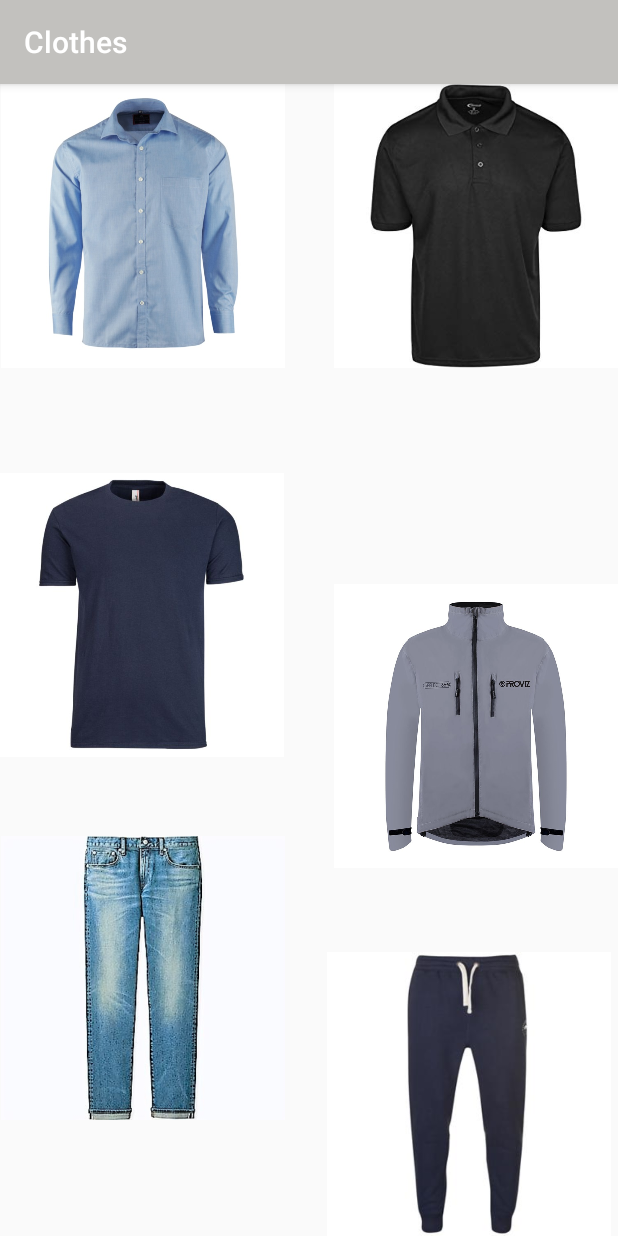
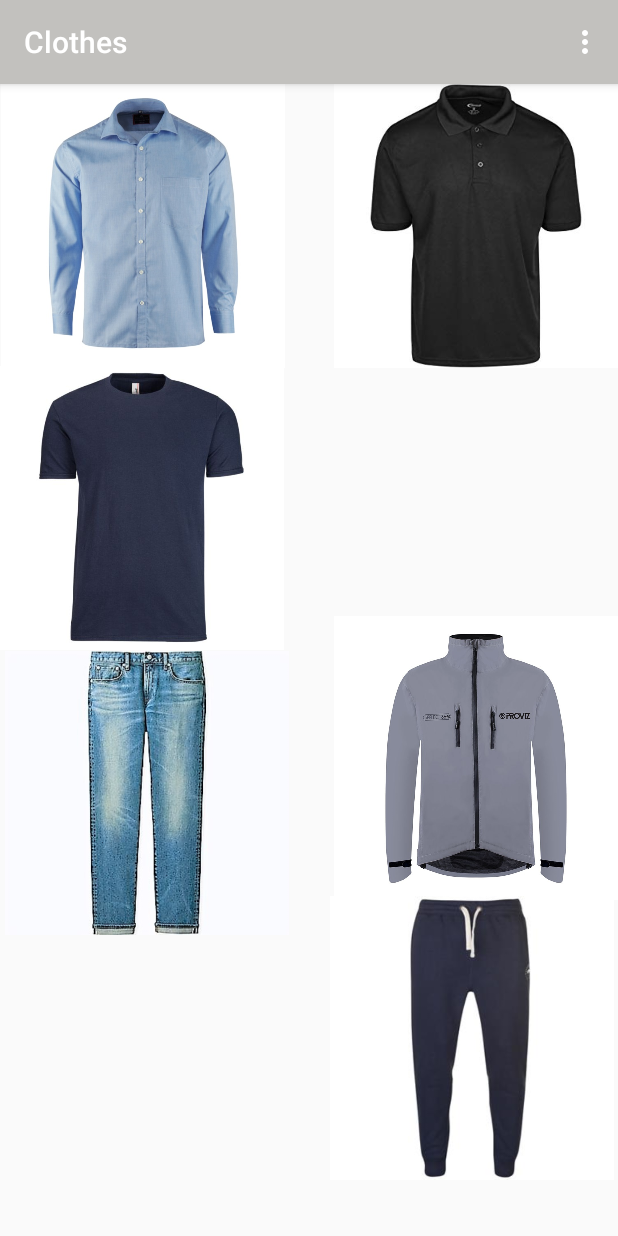
Before and after one commit to LongDarragh/MobileApp-Development-Coursework, an Android app: the mainPage screen opened directly, with no data from a screen before it, on a phone screen of 412 x 824 dp. Run offline under Robolectric (Android 15) with nearby library versions, the phone set to English and light mode, and no system bars.

Commit message:
Set up for the option menu

```diff
--- a/app/build.gradle
+++ b/app/build.gradle
@@ -27,4 +27,5 @@ dependencies {
     androidTestImplementation 'com.android.support.test.espresso:espresso-core:3.0.2'
     implementation 'com.android.support:design:28.0.0'
     implementation 'com.android.support:gridlayout-v7:28.0.0'
+    implementation 'com.android.support:recyclerview-v7:28.0.0'
 }
--- a/app/src/main/java/com/example/cursework/MainActivity.java
+++ b/app/src/main/java/com/example/cursework/MainActivity.java
@@ -4,7 +4,7 @@ import android.support.v7.app.AppCompatActivity;
 import android.os.Bundle;
 import android.content.Intent;
 import android.view.View;
-import android.widget.Button;
+
 
 public class MainActivity extends AppCompatActivity {
 
@@ -14,7 +14,7 @@ public class MainActivity extends AppCompatActivity {
         setContentView(R.layout.activity_main);
     }
 
-
+//A button which go to the loginPage
     public void WelcomeTradeApp(View view) {
 
         Intent intent = new Intent(this, loginPage.class);
--- a/app/src/main/java/com/example/cursework/loginPage.java
+++ b/app/src/main/java/com/example/cursework/loginPage.java
@@ -15,12 +15,15 @@ public class loginPage extends AppCompatActivity {
         defineButtons();
     }
 
+//    To define different button on loginPage.
     public void defineButtons()
     {
         findViewById(R.id.login).setOnClickListener(buttonClickListener);
         findViewById(R.id.Register).setOnClickListener(buttonClickListener);
     }
 
+//    A switch statement can pass though the different button
+//    to different activity.
     private View.OnClickListener buttonClickListener = new View.OnClickListener() {
         @Override
         public void onClick(View view) {
--- a/app/src/main/res/layout/main_page.xml
+++ b/app/src/main/res/layout/main_page.xml
@@ -1,5 +1,6 @@
 <?xml version="1.0" encoding="utf-8"?>
 <RelativeLayout xmlns:android="http://schemas.android.com/apk/res/android"
+    xmlns:app="http://schemas.android.com/apk/res-auto"
     xmlns:tools="http://schemas.android.com/tools"
     android:layout_width="match_parent"
     android:layout_height="match_parent"
@@ -36,7 +37,7 @@
         android:layout_alignParentStart="true"
         android:layout_alignParentTop="true"
         android:layout_marginStart="0dp"
-        android:layout_marginTop="259dp"
+        android:layout_marginTop="188dp"
         android:background="@drawable/tshirts1"
         android:baselineAligned="false"
         android:text="T-Shirts" />
@@ -47,7 +48,7 @@
         android:layout_height="189dp"
         android:layout_alignParentBottom="true"
         android:layout_marginStart="33dp"
-        android:layout_marginBottom="245dp"
+        android:layout_marginBottom="224dp"
         android:layout_toEndOf="@+id/button5"
         android:background="@drawable/jacket1"
         android:baselineAligned="false"
@@ -59,8 +60,8 @@
         android:layout_height="189dp"
         android:layout_alignParentTop="true"
         android:layout_alignParentEnd="true"
-        android:layout_marginTop="501dp"
-        android:layout_marginEnd="222dp"
+        android:layout_marginTop="378dp"
+        android:layout_marginEnd="219dp"
         android:background="@drawable/jeans1"
         android:baselineAligned="false"
         android:text="Jeans" />
@@ -71,12 +72,11 @@
         android:layout_height="189dp"
         android:layout_alignParentStart="true"
         android:layout_alignParentBottom="true"
-        android:layout_marginStart="218dp"
-        android:layout_marginBottom="0dp"
+        android:layout_marginStart="220dp"
+        android:layout_marginBottom="37dp"
         android:background="@drawable/joggers1"
         android:baselineAligned="false"
         android:text="Joggers" />
 
 
-
 </RelativeLayout>
--- /dev/null
+++ b/app/src/main/res/menu/options_menu.xml
@@ -0,0 +1,16 @@
+<?xml version="1.0" encoding="utf-8"?>
+<menu xmlns:android="http://schemas.android.com/apk/res/android">
+    <item android:id="@+id/profile"
+        android:title="Profile" />
+    <item android:id="@+id/shopping_cart"
+        android:title="Shopping Cart" />
+    <item android:id="@+id/Upload_item"
+        android:title="Upload" />
+    <item android:id="@+id/Clothes"
+        android:title="Clothes" />
+    <item android:id="@+id/notification"
+        android:title="Notification" />
+    <item android:id="@+id/setting"
+        android:title="Setting" />
+
+</menu>
```
Also changed, not shown: app/src/main/java/com/example/cursework/Database.java (+3 -7 lines), app/src/main/java/com/example/cursework/mainPage.java (+36 -2 lines), app/src/main/java/com/example/cursework/menu.java (added, +47 -0 lines), app/src/main/res/layout/activity_database.xml (deleted, +0 -9 lines), app/src/main/res/layout/success.xml (+4 -4 lines), app/src/main/res/drawable/basket.png (added).
